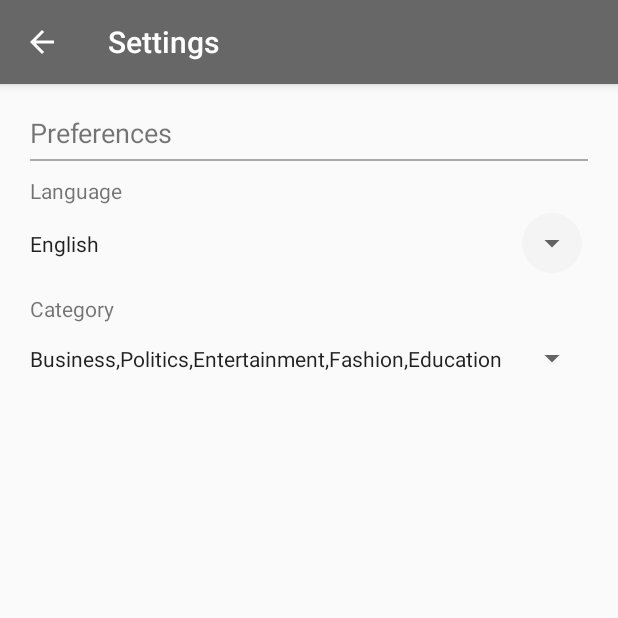
After one commit to scalability4all/Sathi---ChatApp, an Android app: the Settings screen opened directly, with no data from a screen before it, on a phone screen of 412 x 824 dp, the top half of it. The commit adds this screen. Run offline under Robolectric (Android 15) with nearby library versions, the phone set to English and light mode, and no system bars.

Commit message:
added settings where user can change choose language nd news categories

```diff
--- a/app/src/main/java/com/scalability4all/sathi/ChatListActivity.java
+++ b/app/src/main/java/com/scalability4all/sathi/ChatListActivity.java
@@ -169,7 +169,10 @@ public class ChatListActivity extends AppCompatActivity implements ChatListAdapt
             Intent l = new Intent(ChatListActivity.this, LoginActivity.class);
             startActivity(l);
             finish();
-        } else if (item.getItemId() != R.id.logout) { //R.id.groupchat
+        }  else if(item.getItemId() == R.id.settings) {
+            Intent l = new Intent(ChatListActivity.this, Settings.class);
+            startActivity(l);
+        }   else if (item.getItemId() != R.id.logout) { //R.id.groupchat
             // Gruppenchat Dialog
             final Dialog dialog = new Dialog(ChatListActivity.this);
             dialog.requestWindowFeature(Window.FEATURE_NO_TITLE);
--- /dev/null
+++ b/app/src/main/java/com/scalability4all/sathi/Settings.java
@@ -0,0 +1,155 @@
+package com.scalability4all.sathi;
+
+import android.content.DialogInterface;
+import android.support.v7.app.AlertDialog;
+import android.support.v7.app.AppCompatActivity;
+import android.os.Bundle;
+import android.text.Html;
+import android.text.InputType;
+import android.util.Log;
+import android.view.MotionEvent;
+import android.view.View;
+import android.widget.AdapterView;
+import android.widget.ArrayAdapter;
+import android.widget.Button;
+import android.widget.EditText;
+import android.widget.Spinner;
+import android.widget.TextView;
+import android.widget.Toast;
+
+
+import java.lang.reflect.Array;
+import java.util.ArrayList;
+import java.util.Arrays;
+import java.util.List;
+import java.util.Set;
+import java.util.stream.Collectors;
+
+public class Settings extends AppCompatActivity  {
+    private static final String LOGTAG = "Settings";
+    private String languageSelected;
+    private String[] newsCategoriesSelected;
+    private CharSequence[] languages = {"English", "Hindi", "Telugu"};
+    private CharSequence[] newsCategories = {"Business","Politics","Entertainment", "Fashion", "Education"};
+    private EditText language;
+    private EditText newsCategory;
+    private String selectedLanguage;
+    private List<CharSequence>  selectedNewsCategories;
+    List<CharSequence>  cs = new ArrayList<CharSequence>();
+
+    @Override
+    protected void onCreate(Bundle savedInstanceState) {
+        super.onCreate(savedInstanceState);
+        setTitle(R.string.settings);
+        setContentView(R.layout.activity_settings);
+
+        // default
+        selectedLanguage="English";
+        selectedNewsCategories = new ArrayList<CharSequence>();;
+        for(int i=0;i<newsCategories.length;i++) {
+            selectedNewsCategories.add(newsCategories[i]);
+        }
+
+
+        language=(EditText)findViewById(R.id.language);
+        language.setInputType(InputType.TYPE_NULL);
+        language.setText(selectedLanguage);
+        language.setOnTouchListener(new View.OnTouchListener() {
+            @Override
+            public boolean onTouch(View v, MotionEvent event) {
+                if (event.getAction() == MotionEvent.ACTION_DOWN) {
+                    //dialogue popup
+                    final AlertDialog.Builder alertDialogBuilder = new AlertDialog.Builder(Settings.this)
+                            .setTitle(R.string.choose_language)
+                            .setPositiveButton(R.string.save, null)
+                            .setNeutralButton(R.string.cancel, null)
+                            .setSingleChoiceItems(languages, Arrays.asList(languages).indexOf(selectedLanguage) , new DialogInterface.OnClickListener() {
+                                @Override
+                                public void onClick(DialogInterface dialogInterface, int i) {
+                                    selectedLanguage=new String((String) languages[i]);
+                                    language.setText(selectedLanguage);
+                                    Log.d(LOGTAG,"Selected Language->" + selectedLanguage);
+                                }
+                            });
+                    final AlertDialog dialog=alertDialogBuilder.create();
+                    dialog.setOnShowListener(new DialogInterface.OnShowListener() {
+
+                        @Override
+                        public void onShow(DialogInterface dialogInterface) {
+
+                            Button button = ((AlertDialog) dialog).getButton(AlertDialog.BUTTON_POSITIVE);
+                            button.setOnClickListener(new View.OnClickListener() {
+
+                                @Override
+                                public void onClick(View view) {
+                                    // TODO Do something
+
+                                    //Dismiss once everything is OK.
+                                    dialog.dismiss();
+                                }
+                            });
+                        }
+                    });
+                    dialog.show();
+                }
+                return false;
+            }
+        });
+
+        newsCategory=(EditText)findViewById(R.id.news_category);
+        newsCategory.setInputType(InputType.TYPE_NULL);
+        newsCategory.setText(selectedNewsCategories.toString().replaceAll("(^\\[|\\]$)", "").replace(", ", ","));
+        newsCategory.setOnTouchListener(new View.OnTouchListener() {
+            @Override
+            public boolean onTouch(View v, MotionEvent event) {
+                if (event.getAction() == MotionEvent.ACTION_DOWN) {
+                    //dialogue popup
+                    boolean[] newsChioces =new boolean[newsCategories.length];
+                    for (int i = 0; i < newsCategories.length; i++)
+                        newsChioces[i] = selectedNewsCategories.indexOf(newsCategories[i])==-1 ? false : true;
+                    final AlertDialog.Builder alertDialogBuilder = new AlertDialog.Builder(Settings.this)
+                            .setTitle(R.string.category_choose_stmt)
+                            .setPositiveButton(R.string.save, null)
+                            .setNeutralButton(R.string.cancel, null)
+                            .setMultiChoiceItems(newsCategories, newsChioces, new DialogInterface.OnMultiChoiceClickListener() {
+                                @Override
+                                public void onClick(DialogInterface dialog, int which, boolean isChecked) {
+                                    if(isChecked) {
+                                        selectedNewsCategories.add(newsCategories[which]);
+                                    } else {
+                                        selectedNewsCategories.remove(newsCategories[which]);
+                                    }
+                                    newsCategory.setText(selectedNewsCategories.toString().replaceAll("(^\\[|\\]$)", "").replace(", ", ","));
+                                    Log.d(LOGTAG,"Selected Categories->" + selectedNewsCategories.toString().replaceAll("(^\\[|\\]$)", "").replace(", ", ","));
+                                }
+                            });
+                    final AlertDialog dialog=alertDialogBuilder.create();
+                    dialog.setOnShowListener(new DialogInterface.OnShowListener() {
+
+                        @Override
+                        public void onShow(DialogInterface dialogInterface) {
+
+                            Button button = ((AlertDialog) dialog).getButton(AlertDialog.BUTTON_POSITIVE);
+                            button.setOnClickListener(new View.OnClickListener() {
+
+                                @Override
+                                public void onClick(View view) {
+
+                                    //Dismiss once everything is OK.
+                                    dialog.dismiss();
+                                }
+                            });
+                        }
+                    });
+                    dialog.show();
+                }
+                return false;
+            }
+        });
+
+    }
+
+
+
+
+}
--- /dev/null
+++ b/app/src/main/res/layout/activity_settings.xml
@@ -0,0 +1,49 @@
+<?xml version="1.0" encoding="utf-8"?>
+<LinearLayout xmlns:android="http://schemas.android.com/apk/res/android"
+    xmlns:app="http://schemas.android.com/apk/res-auto"
+    xmlns:tools="http://schemas.android.com/tools"
+    android:layout_width="match_parent"
+    android:layout_height="match_parent"
+    android:orientation="vertical"
+    android:padding="10dp"
+    android:layout_marginLeft="10dp"
+    android:layout_marginRight="10dp"
+    tools:context=".Settings">
+    <TextView
+        android:id="@+id/preferences"
+        android:layout_width="match_parent"
+        android:layout_height="wrap_content"
+        android:text="@string/preference"
+        android:layout_marginTop="10dp"
+        android:textSize="18sp" />
+    <View
+        android:layout_width="match_parent"
+        android:layout_height="1dp"
+        android:layout_marginTop="5dp"
+        android:background="@android:color/darker_gray" />
+    <TextView
+        android:id="@+id/text"
+        android:layout_width="match_parent"
+        android:layout_height="wrap_content"
+        android:layout_marginTop="10dp"
+        android:text="@string/language" />
+    <EditText
+        android:id="@+id/language"
+        style="?android:attr/spinnerStyle"
+        android:layout_width="match_parent"
+        android:layout_height="47dp"
+        android:layout_marginTop="2dp"
+        />
+    <TextView
+        android:id="@+id/textNewsCategory"
+        android:layout_width="match_parent"
+        android:layout_height="wrap_content"
+        android:layout_marginTop="10dp"
+        android:text="@string/category" />
+    <EditText
+        android:id="@+id/news_category"
+        style="?android:attr/spinnerStyle"
+        android:layout_width="match_parent"
+        android:layout_height="47dp"
+        />
+</LinearLayout>
--- a/app/src/main/res/menu/activity_me_menu.xml
+++ b/app/src/main/res/menu/activity_me_menu.xml
@@ -10,6 +10,9 @@
         android:title="@string/groupchat" />
 -->
     <item
+        android:id="@+id/settings"
+        android:title="@string/settings" />
+    <item
         android:id="@+id/logout"
         android:title="@string/logout" />
 </menu>
--- a/app/src/main/res/values/strings.xml
+++ b/app/src/main/res/values/strings.xml
@@ -1,6 +1,5 @@
 <resources>
     <string name="app_name">Sathi</string>
-
     <string name="xmpp_host">34.93.240.242</string>
     <string name="prompt_jid">Jabber ID</string>
     <string name="prompt_password">Passwort</string>
@@ -33,7 +32,6 @@
     <string name="registered">Registration completed</string>
     <string name="chatListTitle">Chats</string>
     <string name="contactListTitle">Contacts</string>
-
     <string name="snackbar_status_text">Allow online status subscription?</string>
     <string name="snackbar_status_deny">Refuse</string>
     <string name="snackbar_status_allow">Allow</string>
@@ -41,10 +39,29 @@
     <string name="snackbar_contact_allow">Allow</string>
     <string name="snackbar_contact_deny">Refuse</string>
     <string name="logout">Logout</string>
+    <string name="settings">Settings</string>
     <string name="groupchat">Join group chat</string>
     <string name="chatname">Group Name</string>
     <string name="creategroup">Create</string>
     <string name="groupchat_members">Members</string>
-
+    <string name="preference">Preferences</string>
+    <string name="language">Language</string>
+    <string name="category">Category</string>
+    <string name="choose_language">Select Language</string>
+    <string name="category_choose_stmt">Select News Categories</string>
+    <string name="save">Save</string>
+    <string name="cancel">Cancel</string>
+<!--    <string-array name="languages">-->
+<!--        <item>English</item>-->
+<!--        <item>Hindi</item>-->
+<!--        <item>Telugu</item>-->
+<!--    </string-array>-->
+<!--    <string-array name="news_category">-->
+<!--        <item>Business</item>-->
+<!--        <item>Politics</item>-->
+<!--        <item>Education</item>-->
+<!--        <item>Fashion</item>-->
+<!--        <item>Entertainment</item>-->
+<!--    </string-array>-->
     <string name="whatsapp_dialog_message">is not using Zing. Do you want to send the message on Whatsapp?</string>
 </resources>
```
Also changed, not shown: app/src/main/AndroidManifest.xml (+13 -12 lines).
